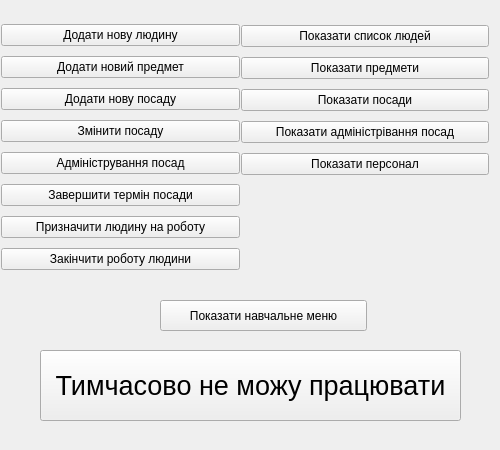
positivcheg94/school_db_iasa_MO, file project_files/manager_menu.ui: the form before one commit.
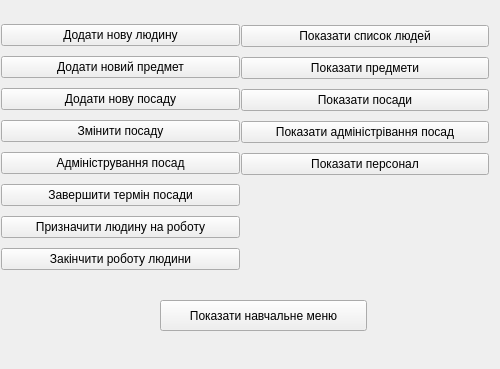
The form after the commit.

Commit message: fixed manager menu :L

The edit to the form file:
```diff
--- a/project_files/manager_menu.ui
+++ b/project_files/manager_menu.ui
@@ -7,13 +7,13 @@
     <x>0</x>
     <y>0</y>
     <width>500</width>
-    <height>450</height>
+    <height>369</height>
    </rect>
   </property>
   <property name="minimumSize">
    <size>
     <width>500</width>
-    <height>450</height>
+    <height>300</height>
    </size>
   </property>
   <property name="maximumSize">
@@ -45,22 +45,22 @@
    <widget class="QPushButton" name="tnw_button">
     <property name="geometry">
      <rect>
-      <x>40</x>
-      <y>350</y>
-      <width>421</width>
-      <height>71</height>
+      <x>10</x>
+      <y>380</y>
+      <width>241</width>
+      <height>31</height>
      </rect>
     </property>
     <property name="font">
      <font>
-      <pointsize>20</pointsize>
+      <pointsize>12</pointsize>
      </font>
     </property>
     <property name="text">
      <string>Тимчасово не можу працювати</string>
     </property>
    </widget>
-   <widget class="QWidget" name="">
+   <widget class="QWidget" name="layoutWidget">
     <property name="geometry">
      <rect>
       <x>1</x>
@@ -128,7 +128,7 @@
      </item>
     </layout>
    </widget>
-   <widget class="QWidget" name="">
+   <widget class="QWidget" name="layoutWidget">
     <property name="geometry">
      <rect>
       <x>241</x>
```
Left out of the diff: 15 changed lines with no effect on the pictures. The commit also changes 10 other files.
